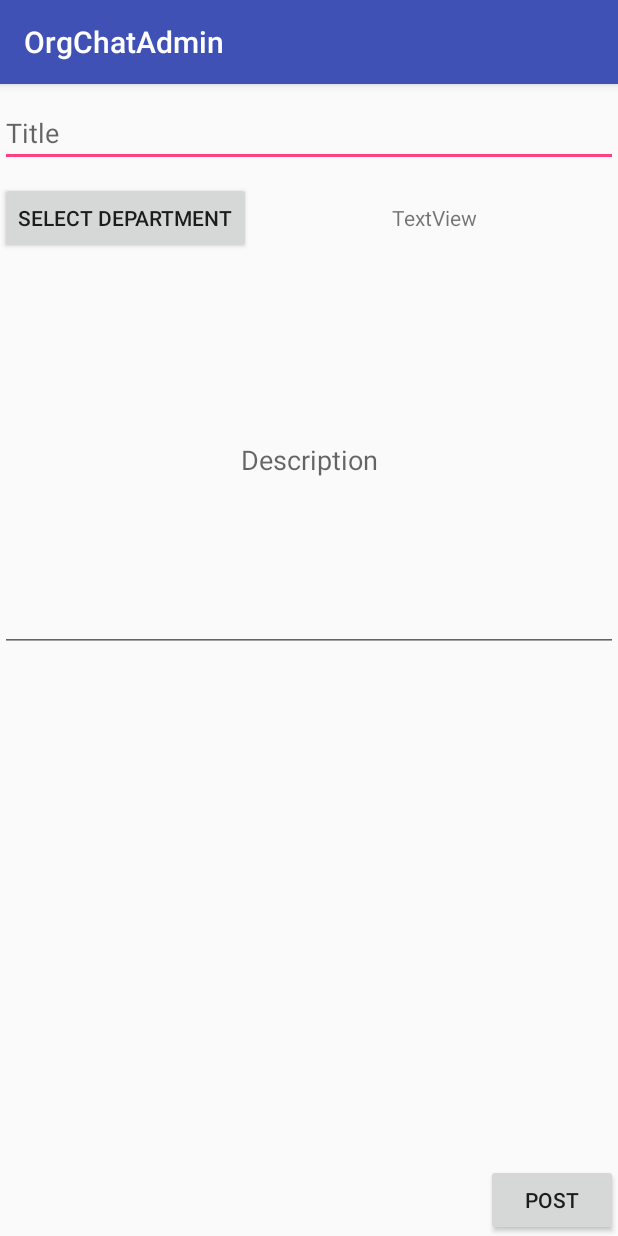
After one commit to dhivyanand/OrgChat-Admin, an Android app: the NewCircular screen opened directly, with no data from a screen before it, on a phone screen of 412 x 824 dp. The commit adds this screen. Run offline under Robolectric (Android 15) with nearby library versions, the phone set to English and light mode, and no system bars.

Commit message:
Developed the layout file for new circular activity.

```diff
--- a/app/src/main/AndroidManifest.xml
+++ b/app/src/main/AndroidManifest.xml
@@ -26,7 +26,8 @@
             android:name=".HomeNav"
             android:label="@string/title_activity_home_nav"
             android:theme="@style/AppTheme.NoActionBar" />
-        <activity android:name=".AddDepartment"></activity>
+        <activity android:name=".AddDepartment" />
+        <activity android:name=".NewCircular"></activity>
     </application>
 
 </manifest>
--- a/app/src/main/java/com/example/system/orgchatadmin/CircularFragment.java
+++ b/app/src/main/java/com/example/system/orgchatadmin/CircularFragment.java
@@ -25,8 +25,11 @@ public class CircularFragment extends Fragment {
     @Override
     public View onCreateView(LayoutInflater inflater, ViewGroup container,
                              Bundle savedInstanceState) {
-        // Inflate the layout for this fragment
-        return inflater.inflate(R.layout.fragment_circular, container, false);
+
+        View root = inflater.inflate(R.layout.fragment_circular, container, false);
+
+        return root;
+
     }
 
 }
--- a/app/src/main/java/com/example/system/orgchatadmin/CompliantFragment.java
+++ b/app/src/main/java/com/example/system/orgchatadmin/CompliantFragment.java
@@ -25,7 +25,9 @@ public class CompliantFragment extends Fragment {
     public View onCreateView(LayoutInflater inflater, ViewGroup container,
                              Bundle savedInstanceState) {
 
-        return inflater.inflate(R.layout.fragment_compliant, container, false);
+        View root = inflater.inflate(R.layout.fragment_compliant, container, false);
+
+        return root;
     }
 
 }
--- /dev/null
+++ b/app/src/main/java/com/example/system/orgchatadmin/NewCircular.java
@@ -0,0 +1,13 @@
+package com.example.system.orgchatadmin;
+
+import android.support.v7.app.AppCompatActivity;
+import android.os.Bundle;
+
+public class NewCircular extends AppCompatActivity {
+
+    @Override
+    protected void onCreate(Bundle savedInstanceState) {
+        super.onCreate(savedInstanceState);
+        setContentView(R.layout.activity_new_circular);
+    }
+}
--- a/app/src/main/java/com/example/system/orgchatadmin/SuggestionFragment.java
+++ b/app/src/main/java/com/example/system/orgchatadmin/SuggestionFragment.java
@@ -24,6 +24,7 @@ public class SuggestionFragment extends Fragment {
     @Override
     public View onCreateView(LayoutInflater inflater, ViewGroup container,
                              Bundle savedInstanceState) {
+
         View root = inflater.inflate(R.layout.fragment_suggestion, container, false);
 
         return root;
--- /dev/null
+++ b/app/src/main/res/layout/activity_new_circular.xml
@@ -0,0 +1,102 @@
+<?xml version="1.0" encoding="utf-8"?>
+<RelativeLayout xmlns:android="http://schemas.android.com/apk/res/android"
+    xmlns:app="http://schemas.android.com/apk/res-auto"
+    xmlns:tools="http://schemas.android.com/tools"
+    android:layout_width="match_parent"
+    android:layout_height="match_parent"
+    tools:context="com.example.system.orgchatadmin.NewCircular">
+
+
+    <Space
+        android:layout_width="match_parent"
+        android:layout_height="10dp"
+        android:layout_alignParentTop="true"
+        android:layout_centerHorizontal="true"
+        android:id="@+id/space11" />
+
+    <EditText
+        android:id="@+id/circular_title"
+        android:layout_width="match_parent"
+        android:layout_height="wrap_content"
+        android:layout_below="@+id/space11"
+        android:layout_centerHorizontal="true"
+        android:ems="10"
+        android:hint="Title"
+        android:inputType="textPersonName" />
+
+    <Space
+        android:layout_width="match_parent"
+        android:layout_height="10dp"
+        android:layout_below="@+id/circular_title"
+        android:layout_centerHorizontal="true"
+        android:id="@+id/space12" />
+
+    <Button
+        android:id="@+id/select_dept"
+        android:layout_width="wrap_content"
+        android:layout_height="wrap_content"
+        android:layout_alignParentLeft="true"
+        android:layout_alignParentStart="true"
+        android:layout_below="@+id/space12"
+        android:text="Select Department" />
+
+    <TextView
+        android:id="@+id/selected_dept"
+        android:layout_width="wrap_content"
+        android:layout_height="wrap_content"
+        android:layout_alignBottom="@+id/select_dept"
+        android:layout_alignParentEnd="true"
+        android:layout_alignParentRight="true"
+        android:layout_below="@+id/space12"
+        android:layout_toEndOf="@+id/select_dept"
+        android:layout_toRightOf="@+id/select_dept"
+        android:gravity="center"
+        android:text="TextView" />
+
+    <Space
+        android:layout_width="match_parent"
+        android:layout_height="10dp"
+        android:layout_below="@+id/selected_dept"
+        android:layout_centerHorizontal="true"
+        android:id="@+id/space13" />
+
+    <EditText
+        android:id="@+id/circular_description"
+        android:layout_width="match_parent"
+        android:layout_height="wrap_content"
+        android:layout_above="@+id/space14"
+        android:layout_alignParentLeft="true"
+        android:layout_alignParentStart="true"
+        android:layout_below="@+id/space13"
+        android:ems="10"
+        android:hint="Description"
+        android:inputType="textMultiLine"
+        android:textAlignment="center" />
+
+    <Space
+        android:id="@+id/space14"
+        android:layout_width="match_parent"
+        android:layout_height="10dp"
+        android:layout_alignParentLeft="true"
+        android:layout_alignParentStart="true"
+        android:layout_centerVertical="true" />
+
+    <GridView
+        android:id="@+id/attachment_list"
+        android:layout_width="match_parent"
+        android:layout_height="100dp"
+        android:layout_above="@+id/post"
+        android:layout_alignParentLeft="true"
+        android:layout_alignParentStart="true"
+        android:layout_below="@+id/space14" />
+
+    <Button
+        android:id="@+id/post"
+        android:layout_width="wrap_content"
+        android:layout_height="wrap_content"
+        android:layout_alignEnd="@+id/selected_dept"
+        android:layout_alignParentBottom="true"
+        android:layout_alignRight="@+id/selected_dept"
+        android:text="Post" />
+
+</RelativeLayout>
--- a/app/src/main/res/layout/fragment_circular.xml
+++ b/app/src/main/res/layout/fragment_circular.xml
@@ -1,12 +1,23 @@
-<FrameLayout xmlns:android="http://schemas.android.com/apk/res/android"
+<RelativeLayout xmlns:android="http://schemas.android.com/apk/res/android"
     xmlns:tools="http://schemas.android.com/tools"
     android:layout_width="match_parent"
     android:layout_height="match_parent"
     tools:context="com.example.system.orgchatadmin.CircularFragment">
 
-    <TextView
+    <ListView
+        android:id="@+id/circular_list"
         android:layout_width="match_parent"
         android:layout_height="match_parent"
-        android:text="@string/hello_blank_fragment" />
+        android:layout_above="@+id/new_circular"
+        android:layout_alignParentLeft="true"
+        android:layout_alignParentStart="true" />
 
-</FrameLayout>
+    <Button
+        android:id="@+id/new_circular"
+        android:layout_width="wrap_content"
+        android:layout_height="wrap_content"
+        android:layout_alignParentBottom="true"
+        android:layout_alignParentEnd="true"
+        android:layout_alignParentRight="true"
+        android:text="New" />
+</RelativeLayout>
```
